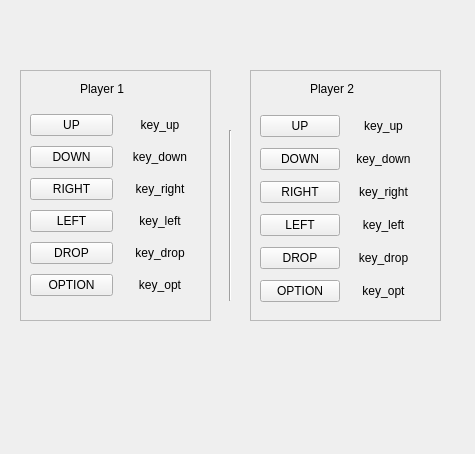
contremaitre/BomberDude, file gui/ui/KeySettingsWidget.ui: the form before one commit.
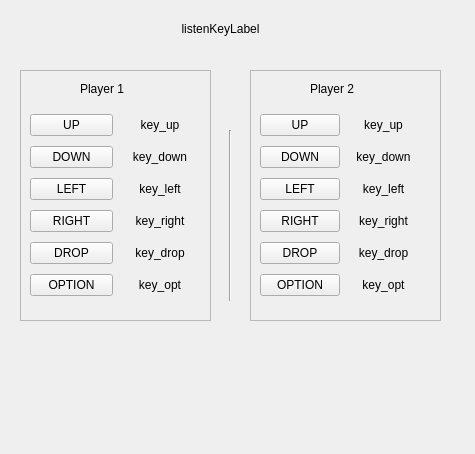
The form after the commit.

Commit message: make players keys configurable (gui + settings class)

What changed in the file:
```diff
--- a/gui/ui/KeySettingsWidget.ui
+++ b/gui/ui/KeySettingsWidget.ui
@@ -67,7 +67,7 @@
      <string>Player 1</string>
     </property>
    </widget>
-   <widget class="QWidget" name="">
+   <widget class="QWidget" name="layoutWidget">
     <property name="geometry">
      <rect>
       <x>10</x>
@@ -91,20 +91,6 @@
        </property>
       </widget>
      </item>
-     <item row="2" column="0">
-      <widget class="QPushButton" name="rightButton1">
-       <property name="text">
-        <string>RIGHT</string>
-       </property>
-      </widget>
-     </item>
-     <item row="3" column="0">
-      <widget class="QPushButton" name="leftButton1">
-       <property name="text">
-        <string>LEFT</string>
-       </property>
-      </widget>
-     </item>
      <item row="4" column="0">
       <widget class="QPushButton" name="dropButton1">
        <property name="text">
@@ -149,16 +135,6 @@
        </property>
       </widget>
      </item>
-     <item row="2" column="1">
-      <widget class="QLabel" name="key_right_1">
-       <property name="text">
-        <string>key_right</string>
-       </property>
-       <property name="alignment">
-        <set>Qt::AlignCenter</set>
-       </property>
-      </widget>
-     </item>
      <item row="1" column="1">
       <widget class="QLabel" name="key_down_1">
        <property name="text">
@@ -169,7 +145,21 @@
        </property>
       </widget>
      </item>
-     <item row="3" column="1">
+     <item row="2" column="0">
+      <widget class="QPushButton" name="leftButton1">
+       <property name="text">
+        <string>LEFT</string>
+       </property>
+      </widget>
+     </item>
+     <item row="3" column="0">
+      <widget class="QPushButton" name="rightButton1">
+       <property name="text">
+        <string>RIGHT</string>
+       </property>
+      </widget>
+     </item>
+     <item row="2" column="1">
       <widget class="QLabel" name="key_left_1">
        <property name="text">
         <string>key_left</string>
@@ -179,6 +169,16 @@
        </property>
       </widget>
      </item>
+     <item row="3" column="1">
+      <widget class="QLabel" name="key_right_1">
+       <property name="text">
+        <string>key_right</string>
+       </property>
+       <property name="alignment">
+        <set>Qt::AlignCenter</set>
+       </property>
+      </widget>
+     </item>
     </layout>
    </widget>
   </widget>
@@ -210,13 +210,13 @@
      <string>Player 2</string>
     </property>
    </widget>
-   <widget class="QWidget" name="">
+   <widget class="QWidget" name="layoutWidget">
     <property name="geometry">
      <rect>
       <x>10</x>
       <y>40</y>
       <width>161</width>
-      <height>201</height>
+      <height>194</height>
      </rect>
     </property>
     <layout class="QGridLayout" name="gridLayout_2">
@@ -234,20 +234,6 @@
        </property>
       </widget>
      </item>
-     <item row="2" column="0">
-      <widget class="QPushButton" name="rightButton2">
-       <property name="text">
-        <string>RIGHT</string>
-       </property>
-      </widget>
-     </item>
-     <item row="3" column="0">
-      <widget class="QPushButton" name="leftButton2">
-       <property name="text">
-        <string>LEFT</string>
-       </property>
-      </widget>
-     </item>
      <item row="4" column="0">
       <widget class="QPushButton" name="dropButton2">
        <property name="text">
@@ -292,16 +278,6 @@
        </property>
       </widget>
      </item>
-     <item row="2" column="1">
-      <widget class="QLabel" name="key_right_2">
-       <property name="text">
-        <string>key_right</string>
-       </property>
-       <property name="alignment">
-        <set>Qt::AlignCenter</set>
-       </property>
-      </widget>
-     </item>
      <item row="1" column="1">
       <widget class="QLabel" name="key_down_2">
        <property name="text">
@@ -312,7 +288,21 @@
        </property>
       </widget>
      </item>
-     <item row="3" column="1">
+     <item row="2" column="0">
+      <widget class="QPushButton" name="leftButton2">
+       <property name="text">
+        <string>LEFT</string>
+       </property>
+      </widget>
+     </item>
+     <item row="3" column="0">
+      <widget class="QPushButton" name="rightButton2">
+       <property name="text">
+        <string>RIGHT</string>
+       </property>
+      </widget>
+     </item>
+     <item row="2" column="1">
       <widget class="QLabel" name="key_left_2">
        <property name="text">
         <string>key_left</string>
@@ -322,9 +312,35 @@
        </property>
       </widget>
      </item>
+     <item row="3" column="1">
+      <widget class="QLabel" name="key_right_2">
+       <property name="text">
+        <string>key_right</string>
+       </property>
+       <property name="alignment">
+        <set>Qt::AlignCenter</set>
+       </property>
+      </widget>
+     </item>
     </layout>
    </widget>
   </widget>
+  <widget class="QLabel" name="listenKeyLabel">
+   <property name="geometry">
+    <rect>
+     <x>130</x>
+     <y>20</y>
+     <width>181</width>
+     <height>17</height>
+    </rect>
+   </property>
+   <property name="text">
+    <string>listenKeyLabel</string>
+   </property>
+   <property name="alignment">
+    <set>Qt::AlignCenter</set>
+   </property>
+  </widget>
  </widget>
  <resources/>
  <connections/>
```
Left out of the diff: 6 changed lines with no effect on the pictures. The commit also changes 5 other files.
